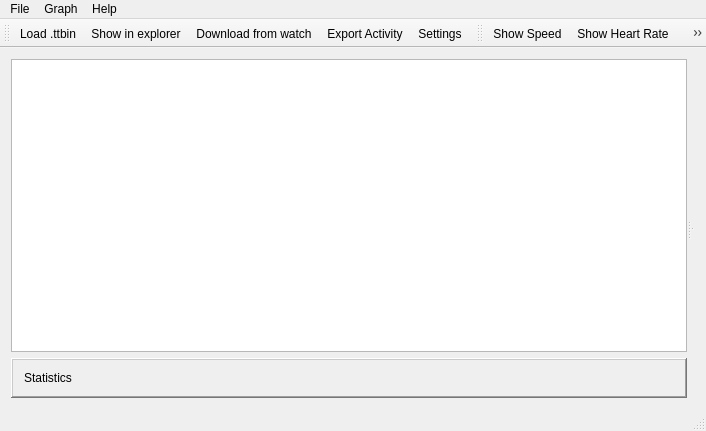
altera2015/ttwatcher, file src/mainwindow.ui: the form before one commit.
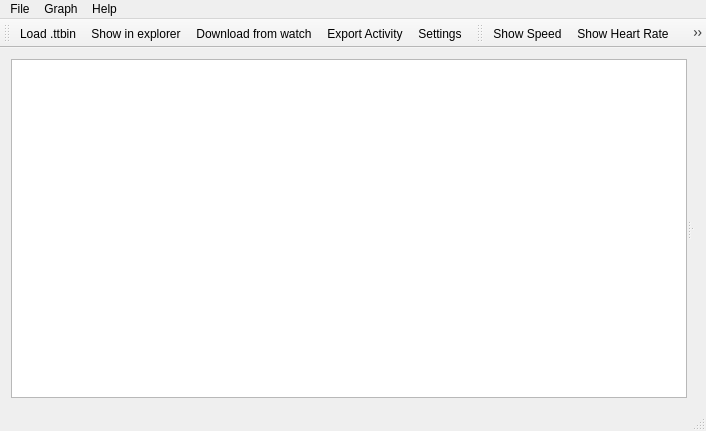
The form after the commit. Icons and pictures are not drawn. Custom widgets are drawn as their Qt base class.

The edit to the form file:
```diff
--- a/src/mainwindow.ui
+++ b/src/mainwindow.ui
@@ -52,25 +52,18 @@
             <verstretch>0</verstretch>
            </sizepolicy>
           </property>
-         </widget>
-        </item>
-        <item>
-         <widget class="QFrame" name="frame_2">
-          <property name="frameShape">
-           <enum>QFrame::WinPanel</enum>
+          <property name="indentation">
+           <number>5</number>
           </property>
-          <property name="frameShadow">
-           <enum>QFrame::Raised</enum>
+          <property name="uniformRowHeights">
+           <bool>true</bool>
           </property>
-          <layout class="QVBoxLayout" name="verticalLayout">
-           <item>
-            <widget class="QLabel" name="statLabel">
-             <property name="text">
-              <string>Statistics</string>
-             </property>
-            </widget>
-           </item>
-          </layout>
+          <property name="sortingEnabled">
+           <bool>true</bool>
+          </property>
+          <attribute name="headerCascadingSectionResizes">
+           <bool>true</bool>
+          </attribute>
          </widget>
         </item>
        </layout>
```
Left out of the diff: 8 changed lines with no effect on the pictures.
